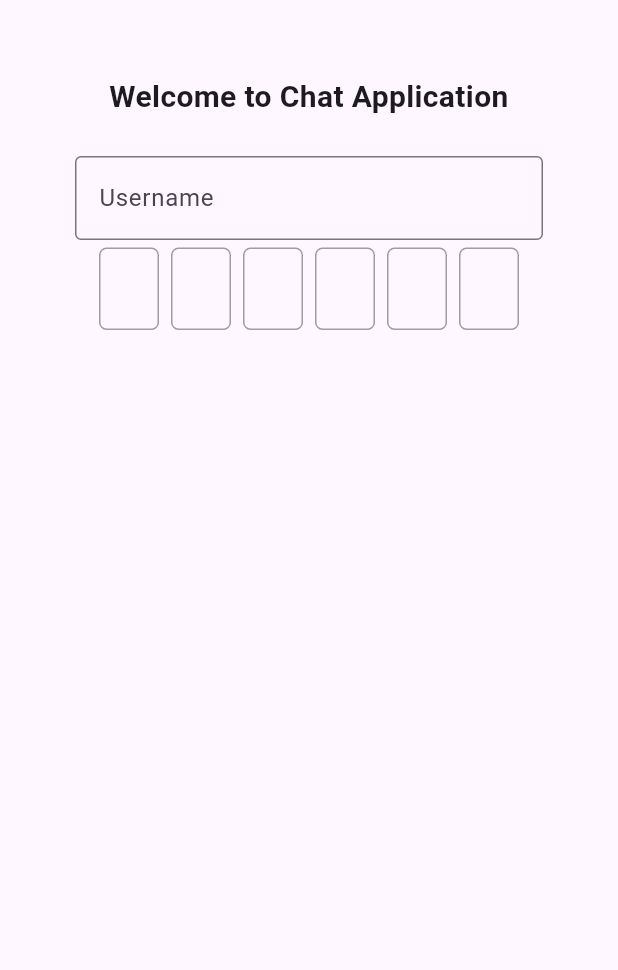
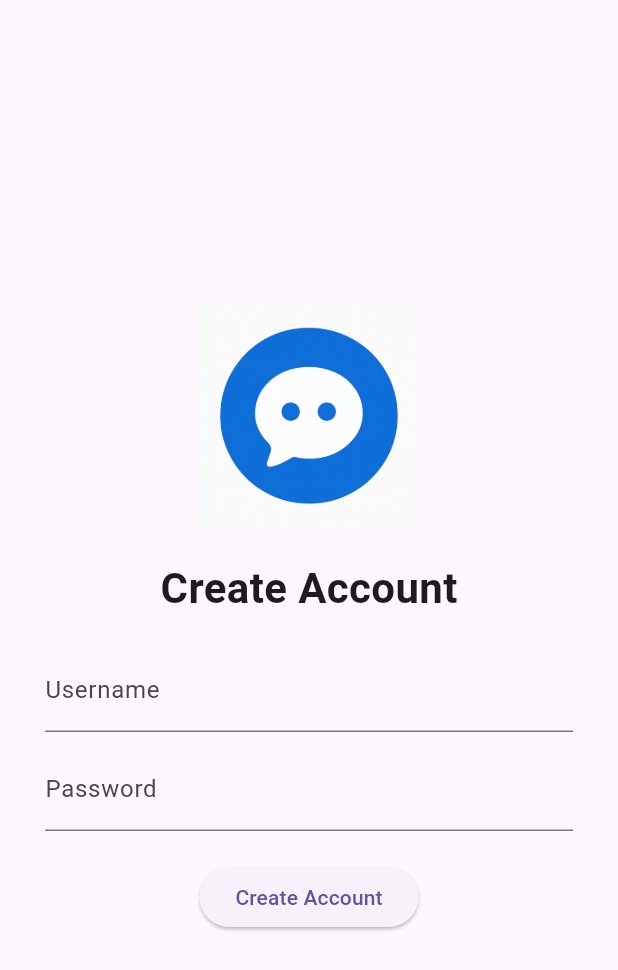
Before and after one commit to Gui232005/ChatApplication, a Flutter app: the screen it shows after launch, on a phone screen of 412 x 824 dp. Shown: the top 970 px of the screen. Run offline on Flutter 3.47's test engine with Material 3 defaults, Android fonts, the light colour scheme and no system bars; drawn by our look-alikes of pinput; our stand-ins replace go_router, shared_preferences, supabase_flutter; accounts and stored records are empty.

Commit message:
Add account creation and routing, update dependencies
Introduced account creation UI and logic, added routing with go_router, and integrated Supabase and shared_preferences for authentication. Updated main app structure, added functional and non-functional requirements, and registered new plugins for multiple platforms. Removed unused FastAPI backend file.

```diff
--- /dev/null
+++ b/Requirements/Non Funcional.txt
@@ -0,0 +1,5 @@
+-> store all media stuff in the cloud
+-> chat history
+-> low latency
+-> encryption
+-> i need to have the offline mod like whatsapp
--- a/chat_application/analysis_options.yaml
+++ b/chat_application/analysis_options.yaml
@@ -7,6 +7,9 @@
 
 # The following line activates a set of recommended lints for Flutter apps,
 # packages, and plugins designed to encourage good coding practices.
+analyzer:
+  errors:
+    use_build_context_synchronously: ignore
 include: package:flutter_lints/flutter.yaml
 
 linter:
--- /dev/null
+++ b/chat_application/lib/account_management/create_account.dart
@@ -0,0 +1,78 @@
+import 'dart:async';
+import 'package:flutter/material.dart';
+import 'package:flutter/widgets.dart';
+
+class CreateAccount extends StatefulWidget {
+  const CreateAccount({super.key});
+
+  @override
+  State<CreateAccount> createState() => _CreateAccountState();
+}
+
+class _CreateAccountState extends State<CreateAccount> {
+  final TextEditingController _usernameController = TextEditingController();
+  final TextEditingController _passwordController = TextEditingController();
+
+  @override
+  Widget build(BuildContext context) {
+    return Scaffold(
+      body: GestureDetector(
+         behavior: HitTestBehavior.translucent, // Ensures taps on empty space are detected
+        onTap: () {
+          FocusScope.of(context).unfocus();
+        },
+        child: Padding(
+          padding: const EdgeInsets.all(30.0),
+          child: Column(
+            mainAxisAlignment: MainAxisAlignment.center,
+            children: [
+              Container(
+                width: 150,
+                height: 150,
+                margin: const EdgeInsets.only(bottom: 20),
+                child: Image.asset('assets/app_icon.png'),
+              ),
+              Container(
+                margin: const EdgeInsets.only(bottom: 20),
+                child: const Text(
+                  'Create Account',
+                  style: TextStyle(fontSize: 28, fontWeight: FontWeight.bold),
+                ),
+              ),
+              TextField(
+                decoration: const InputDecoration(labelText: 'Username'),
+                controller: _usernameController
+              ),
+              const SizedBox(height: 10),
+              TextField(
+                keyboardType: TextInputType.number,
+                decoration: const InputDecoration(labelText: 'Password'),
+                controller: _passwordController,
+                obscureText: true,
+              ),
+              const SizedBox(height: 20),
+              ElevatedButton(
+                onPressed: () {
+                  print('Creating account for ${_usernameController.text}');
+                  if (_usernameController.text.isNotEmpty && _passwordController.text.isNotEmpty) {
+                    ScaffoldMessenger.of(context).showSnackBar(
+                      const SnackBar(content: Text('Account created successfully!')),
+                    );
+                    _usernameController.clear();
+                    _passwordController.clear();
+                    // context.push('/mainChat');
+                  } else {
+                    ScaffoldMessenger.of(context).showSnackBar(
+                      const SnackBar(content: Text('Please enter both username and password')),
+                    );
+                  }
+                },
+                child: const Text('Create Account'),
+              ),
+            ],
+          ),
+        ),
+      ),
+    );
+  }
+}
--- a/chat_application/lib/main.dart
+++ b/chat_application/lib/main.dart
@@ -1,9 +1,19 @@
 import 'package:flutter/material.dart';
-import 'package:pinput/pinput.dart';
+import 'package:shared_preferences/shared_preferences.dart';
+import 'package:go_router/go_router.dart';
+import 'package:chat_application/route.dart';
+import 'package:supabase_flutter/supabase_flutter.dart';
 
-void main() {
-  runApp(const MyApp());
+Future<void> main() async {
+  WidgetsFlutterBinding.ensureInitialized();
+
+  await Supabase.initialize(
+    url: 'https://zutiqrctwqybbfuosvgp.supabase.co',
+    anonKey: 'sb_publishable_Qo8cB1VtQuEcPnTBgLbNPg_GgeAYRzH',
+  );
+  runApp(MyApp());
 }
+
 
 class MyApp extends StatelessWidget {
   const MyApp({super.key});
@@ -11,9 +21,23 @@ class MyApp extends StatelessWidget {
   // This widget is the root of your application.
   @override
   Widget build(BuildContext context) {
-    return MaterialApp(
-      home: const MyHomePage(),
+    return MaterialApp.router(
+      routerConfig: router,
+      title: 'Chat Application',
+      theme: ThemeData(primarySwatch: Colors.blue),
     );
+  }
+}
+
+Future<void> alreadyLoggedIn(BuildContext context) async {
+  bool login;
+  SharedPreferences prefs = await SharedPreferences.getInstance();
+  login = prefs.getBool('isLoggedIn') ?? false;
+  if (login) {
+    context.push('/mainChat');
+  } else {
+    await Future.delayed(const Duration(seconds: 5));
+    context.push('/createAccount');
   }
 }
 
@@ -24,65 +48,35 @@ class MyHomePage extends StatefulWidget {
 }
 
 class _MyHomePageState extends State<MyHomePage> {
+  @override
+  void initState() {
+    super.initState();
+    alreadyLoggedIn(context);
+  }
 
   @override
   Widget build(BuildContext context) {
     return Scaffold(
-      /*appBar: AppBar(
-        backgroundColor: Theme.of(context).colorScheme.inversePrimary,
-        title: Text(widget.title),
-      ),*/
       body: GestureDetector(
-        onTap: () {
-          FocusScope.of(context).unfocus();
-        },
-        child: Padding(padding: const EdgeInsets.all(50.0),
+        onTap: () => FocusScope.of(context).unfocus(),
+        child: Padding(
+          padding: const EdgeInsets.all(50.0),
           child: Container(
             width: double.infinity,
             height: double.infinity,
             child: Column(
               crossAxisAlignment: CrossAxisAlignment.center,
-              mainAxisAlignment: MainAxisAlignment.start,
+              mainAxisAlignment: MainAxisAlignment.center,
               children: [
-                Text('Welcome to Chat Application',
-                  style: TextStyle(
-                    fontSize: 20,
-                    fontWeight: FontWeight.bold,
-                  ),
-                  textAlign: TextAlign.center,
-                ),
-                SizedBox(height: 5),
-                /*Image.asset(
-                  'assets/app_icon.png',
-                  width: 150,
-                  height: 150,
-                ),*/
-                SizedBox(height: 20),
-                TextField(
-                  decoration: InputDecoration(
-                    border: OutlineInputBorder(),
-                    labelText: 'Username',
-                  ),
-                ),
-                SizedBox(height: 5),
-                Pinput(
-                  length: 6,
-                  defaultPinTheme: PinTheme(
-                    width: 40,
-                    height: 55,
-                    textStyle: TextStyle(
-                      fontSize: 20,
-                      color: Colors.black,
-                    ),
-                    decoration: BoxDecoration(
-                      border: Border.all(color: Colors.grey),
-                      borderRadius: BorderRadius.circular(5),
-                    ),
-                  ),
+                Image.asset('assets/app_icon.png', width: 150, height: 150),
+                const SizedBox(height: 10),
+                const Text(
+                  'Welcome to Chatio',
+                  style: TextStyle(fontSize: 24, fontWeight: FontWeight.bold),
                 ),
               ],
             ),
-          )
+          ),
         ),
       ),
     );
--- /dev/null
+++ b/chat_application/lib/route.dart
@@ -0,0 +1,10 @@
+import 'package:chat_application/account_management/create_account.dart';
+import 'package:chat_application/main.dart';
+import 'package:go_router/go_router.dart';
+
+final GoRouter router = GoRouter(
+  routes: [
+    GoRoute(path: '/', builder: (context, state) => const MyHomePage()),
+    GoRoute(path: '/createAccount', builder: (context, state) => const CreateAccount()),
+  ],
+);
--- a/chat_application/pubspec.yaml
+++ b/chat_application/pubspec.yaml
@@ -35,6 +35,9 @@ dependencies:
   # Use with the CupertinoIcons class for iOS style icons.
   cupertino_icons: ^1.0.8
   pinput: ^5.0.2
+  shared_preferences: ^2.5.3
+  go_router: ^17.0.0
+  supabase_flutter: ^2.10.3
 
 dev_dependencies:
   flutter_test:
```
Also changed, not shown: Requirements/Funcional.txt (added, +11 -0 lines), chat_application/pubspec.lock, 7 other files.
